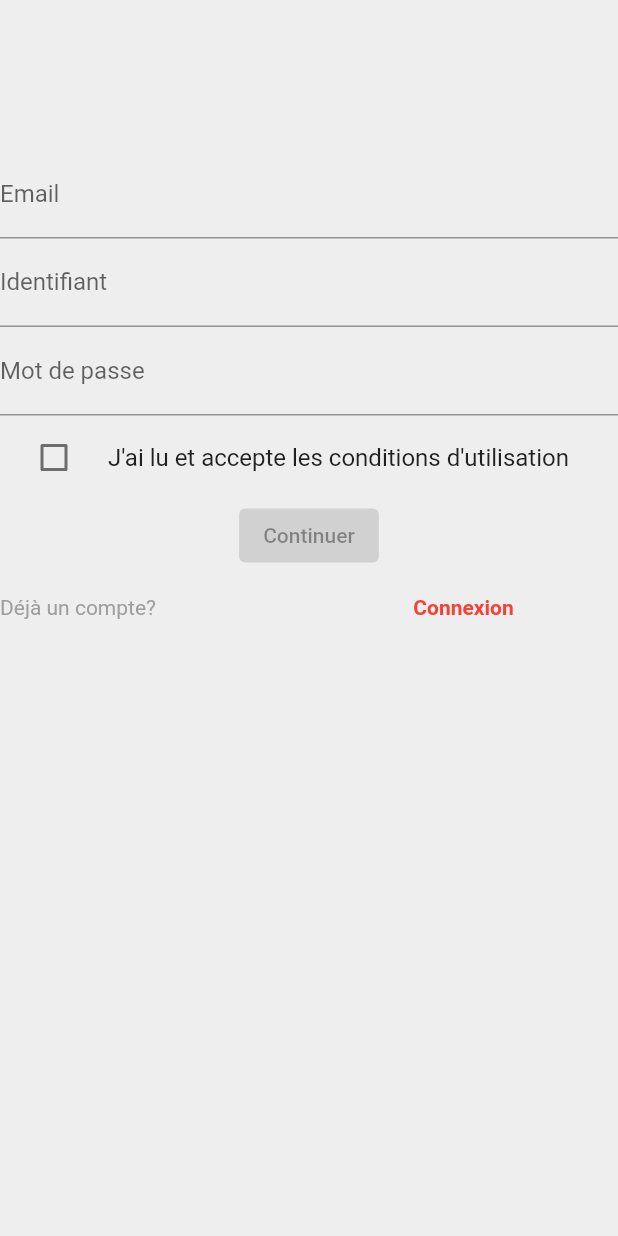
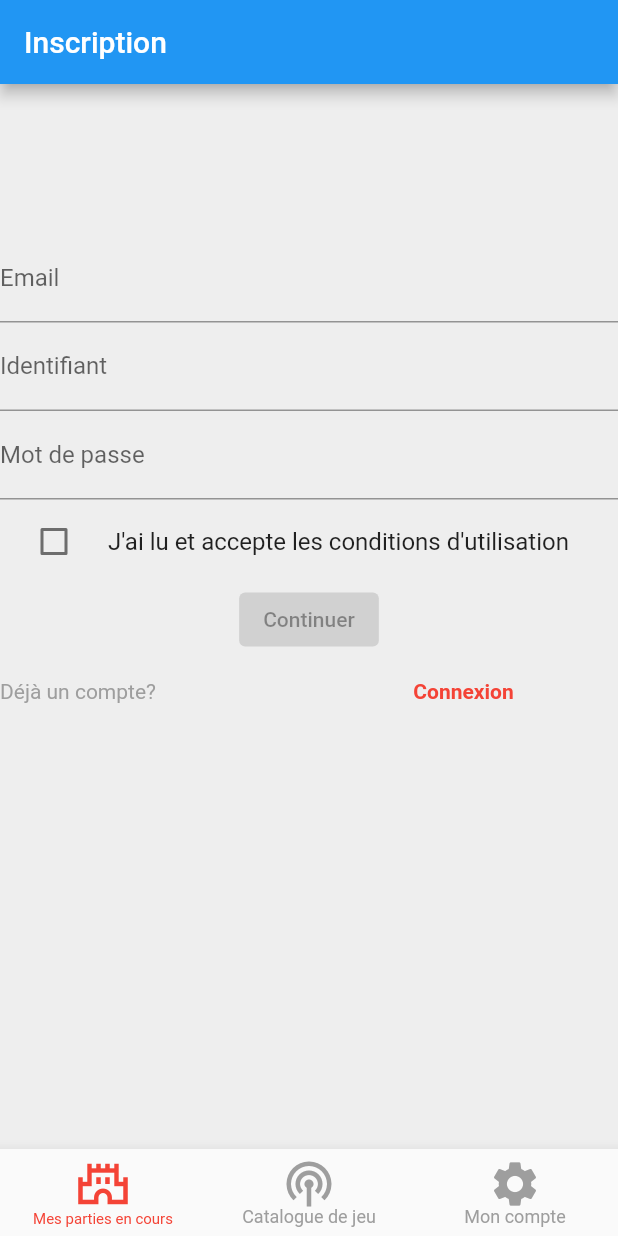
Before and after one commit to Anthony-Amico/squareMobil, a Flutter app: the screen it shows after launch, after a tap on "inscription", on a phone screen of 412 x 824 dp. Run offline on Flutter 3.47's test engine with Material 2 defaults, Android fonts, the phone set to English and light mode, and no system bars; network calls fail.

Commit message:
ludo_creation de compte!

```diff
--- a/lib/main.dart
+++ b/lib/main.dart
@@ -5,13 +5,34 @@
   runApp(const MyApp());
 }
 
-class MyApp extends StatelessWidget {
-  const MyApp({super.key});
+// class MyApp extends StatelessWidget {
+//   const MyApp({super.key});
+//
+//   @override
+//   Widget build(BuildContext context) {
+//     return MaterialApp(
+//       title: 'SquareMobile',
+//       theme: ThemeData(
+//         primarySwatch: Colors.blue,
+//       ),
+//       home: LoginPage(),
+//
+//     );
+//   }
+// }
 
+class MyApp extends StatefulWidget {
+  const MyApp({Key? key}) : super(key: key);
+
+  @override
+  State<MyApp> createState() => _MyAppState();
+}
+
+class _MyAppState extends State<MyApp> {
   @override
   Widget build(BuildContext context) {
     return MaterialApp(
-      title: 'Flutter Demo',
+      title: 'SquareMobile',
       theme: ThemeData(
         primarySwatch: Colors.blue,
       ),
--- /dev/null
+++ b/lib/src/BottomNavBar.dart
@@ -0,0 +1,24 @@
+import 'package:flutter/cupertino.dart';
+import 'package:flutter/material.dart';
+
+class BottomNavBar extends StatelessWidget {
+  const BottomNavBar({
+    super.key,
+  });
+
+  @override
+  Widget build(BuildContext context) {
+    return BottomNavigationBar(
+      selectedItemColor: Colors.red,
+      unselectedItemColor: Colors.grey,
+      iconSize: 36,
+      selectedFontSize: 10,
+
+      items: const [
+        BottomNavigationBarItem(icon: Icon(Icons.castle_outlined), label: 'Mes parties en cours'),
+        BottomNavigationBarItem(icon: Icon(Icons.podcasts_outlined), label: 'Catalogue de jeu'),
+        BottomNavigationBarItem(icon: Icon(Icons.settings), label: 'Mon compte')
+      ],
+    );
+  }
+}
--- a/lib/src/Signup.dart
+++ b/lib/src/Signup.dart
@@ -3,6 +3,8 @@
 import 'dart:convert';
 
 import 'package:square_mobil/src/login.dart';
+
+import 'BottomNavBar.dart';
 
 // void main() => runApp(const Signup());
 
@@ -10,22 +12,13 @@
   const Signup({super.key});
 
   static const String _title = 'Inscription';
-
-
-  // @override
-  // Widget build(BuildContext context) {
-  //   return MaterialApp(
-  //     title: _title,
-  //     home: Scaffold(
-  //       appBar: AppBar(title: const Text(_title)),
-  //       body: const MyStatefulWidget(),
-  //     ),
-  //   );
-  // }
+  final bool connected = true;
 
   @override
-  Widget build(BuildContext context){
-    return Scaffold(
+  Widget build(BuildContext context) {
+    return MaterialApp(
+      title: _title,
+      home: Scaffold(
           backgroundColor: Colors.grey[200],
           body: SafeArea(
 
@@ -38,10 +31,12 @@
                   ],
                 ),
               )
-      )
+          ),
+        bottomNavigationBar: !connected ?null: BottomNavBar(),
+        appBar: AppBar(title: const Text(_title)),
+      ),
     );
   }
-
 }
 
 class MyStatefulWidget extends StatefulWidget {
```
Lines whose indentation alone changed are shown as unchanged.
